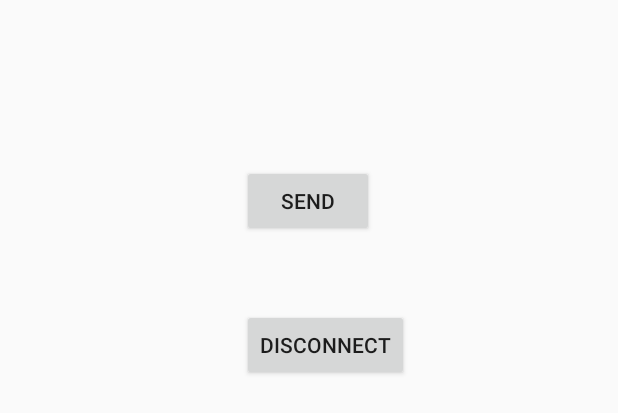
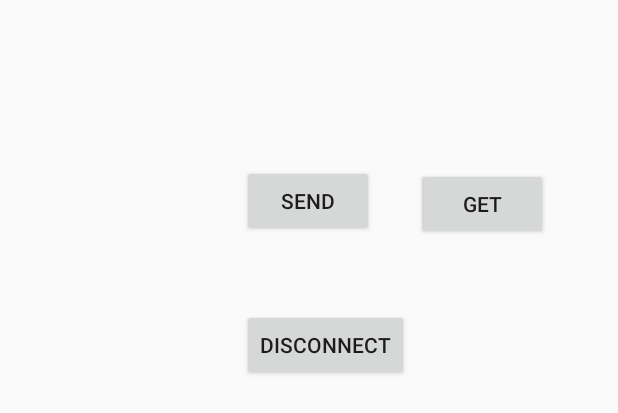
Before and after one commit to mwht/tt-ocpp, an Android app: the layout control_layout.xml on its own in the app's theme, with its tools: preview values and no code run, on a phone screen of 412 x 824 dp. Shown: the top 413 px of the screen. Run offline under Robolectric (Android 15) with nearby library versions, the light colour scheme and no system bars.

Commit message:
added data reciever for mobile app

```diff
--- a/carchargerapplication/app/src/main/res/layout/control_layout.xml
+++ b/carchargerapplication/app/src/main/res/layout/control_layout.xml
@@ -17,4 +17,11 @@
             android:id="@+id/disconnectButton" android:layout_marginTop="48dp"
             app:layout_constraintTop_toBottomOf="@+id/sendButton" app:layout_constraintStart_toStartOf="parent"
             android:layout_marginStart="161dp"/>
+    <Button
+            android:text="GET"
+            android:layout_width="wrap_content"
+            android:layout_height="wrap_content"
+            android:id="@+id/getDataButton" app:layout_constraintTop_toTopOf="parent"
+            android:layout_marginTop="112dp" android:layout_marginStart="28dp"
+            app:layout_constraintStart_toEndOf="@+id/sendButton"/>
 </android.support.constraint.ConstraintLayout>
```
Also changed, not shown: carchargerapplication/app/src/main/java/com/example/carchargerapplication/ControlActivity.kt (+17 -0 lines).
